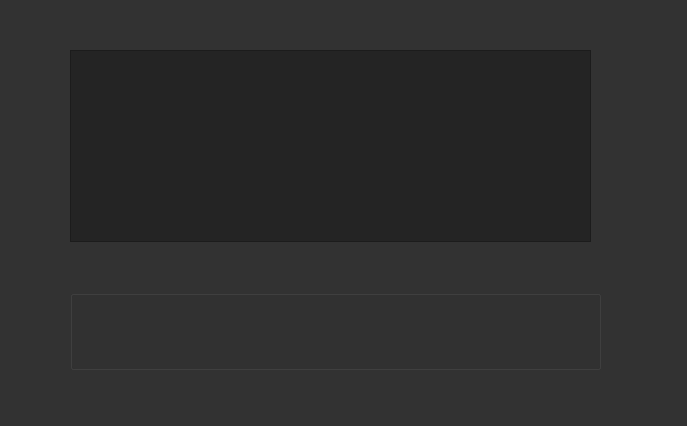
The window that resources/ui/QuestionForm.ui (WalterCM/QuizMan) describes before a commit, drawn with Qt 5.
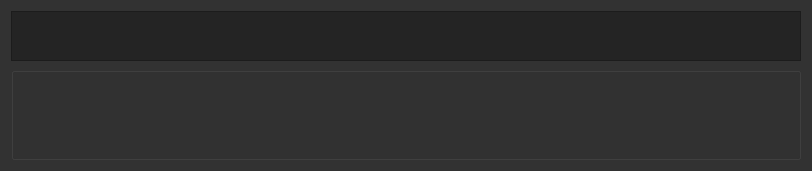
The same window after the commit. Icons and pictures are not drawn.

Commit message: Added validator of amount of questions

```diff
--- a/resources/ui/QuestionForm.ui
+++ b/resources/ui/QuestionForm.ui
@@ -6,10 +6,22 @@
    <rect>
     <x>0</x>
     <y>0</y>
-    <width>687</width>
-    <height>426</height>
+    <width>812</width>
+    <height>171</height>
    </rect>
   </property>
+  <property name="minimumSize">
+   <size>
+    <width>0</width>
+    <height>0</height>
+   </size>
+  </property>
+  <property name="maximumSize">
+   <size>
+    <width>16777215</width>
+    <height>16777215</height>
+   </size>
+  </property>
   <property name="windowTitle">
    <string>Form</string>
   </property>
@@ -477,29 +489,31 @@
     border: 1px solid #444;
 }</string>
   </property>
+  <layout class="QGridLayout" name="gridLayout">
+   <item row="0" column="0">
   <widget class="QTextBrowser" name="questionArea">
-   <property name="geometry">
-    <rect>
-     <x>70</x>
-     <y>50</y>
-     <width>521</width>
-     <height>192</height>
-    </rect>
-   </property>
-  </widget>
+     <property name="minimumSize">
+      <size>
+       <width>0</width>
+       <height>30</height>
+      </size>
+     </property>
+     <property name="maximumSize">
+      <size>
+       <width>16777215</width>
+       <height>50</height>
+      </size>
+     </property>
+    </widget>
+   </item>
+   <item row="1" column="0">
   <widget class="QGroupBox" name="alternativesArea">
-   <property name="geometry">
-    <rect>
-     <x>70</x>
-     <y>290</y>
-     <width>531</width>
-     <height>80</height>
-    </rect>
-   </property>
    <property name="title">
     <string/>
    </property>
   </widget>
+   </item>
+  </layout>
  </widget>
  <resources/>
  <connections/>
```
Lines whose indentation alone changed are shown as unchanged. The commit also changes 11 other files.
